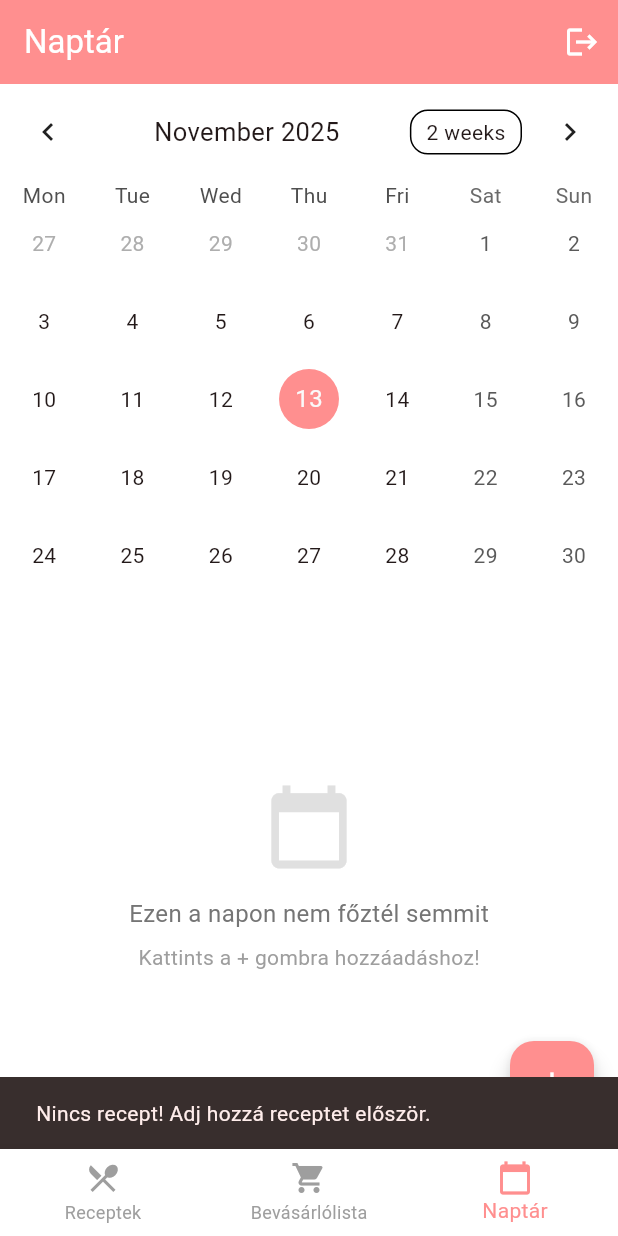
After one commit to dignacz/fozli, a Flutter app: the screen it shows once a user with an empty profile is signed in, item 3 of the bottom bar chosen, after a tap on the "add" icon, on a phone screen of 412 x 824 dp. The commit adds this screen. Run offline on Flutter 3.47's test engine with Material 3 defaults, Android fonts, the light colour scheme and no system bars; drawn by our look-alikes of table_calendar; our stand-ins replace cloud_firestore, firebase_auth, firebase_core; accounts and stored records are empty.

Commit message:
calendar added

```diff
--- /dev/null
+++ b/lib/models/cooking_log.dart
@@ -0,0 +1,39 @@
+// models/cooking_log.dart
+class CookingLog {
+  final String id;
+  final String userId;
+  final String recipeId;
+  final String recipeName;
+  final DateTime cookedDate;
+  final DateTime createdAt;
+
+  CookingLog({
+    required this.id,
+    required this.userId,
+    required this.recipeId,
+    required this.recipeName,
+    required this.cookedDate,
+    required this.createdAt,
+  });
+
+  Map<String, dynamic> toMap() {
+    return {
+      'userId': userId,
+      'recipeId': recipeId,
+      'recipeName': recipeName,
+      'cookedDate': cookedDate.toIso8601String(),
+      'createdAt': createdAt.toIso8601String(),
+    };
+  }
+
+  factory CookingLog.fromMap(String id, Map<String, dynamic> map) {
+    return CookingLog(
+      id: id,
+      userId: map['userId'] ?? '',
+      recipeId: map['recipeId'] ?? '',
+      recipeName: map['recipeName'] ?? '',
+      cookedDate: DateTime.parse(map['cookedDate']),
+      createdAt: DateTime.parse(map['createdAt'] ?? DateTime.now().toIso8601String()),
+    );
+  }
+}
--- /dev/null
+++ b/lib/screens/calendar_screen.dart
@@ -0,0 +1,280 @@
+// screens/calendar_screen.dart
+import 'package:flutter/material.dart';
+import 'package:table_calendar/table_calendar.dart';
+import 'package:cloud_firestore/cloud_firestore.dart';
+import 'package:firebase_auth/firebase_auth.dart';
+import 'package:intl/intl.dart';
+import '../models/cooking_log.dart';
+import '../models/recipe.dart';
+import '../utils/app_colors.dart';
+
+class CalendarScreen extends StatefulWidget {
+  const CalendarScreen({super.key});
+
+  @override
+  State<CalendarScreen> createState() => _CalendarScreenState();
+}
+
+class _CalendarScreenState extends State<CalendarScreen> {
+  CalendarFormat _calendarFormat = CalendarFormat.month;
+  DateTime _focusedDay = DateTime.now();
+  DateTime? _selectedDay;
+  Map<DateTime, List<CookingLog>> _events = {};
+
+  @override
+  void initState() {
+    super.initState();
+    _selectedDay = _focusedDay;
+    _loadEvents();
+  }
+
+  Future<void> _loadEvents() async {
+    final userId = FirebaseAuth.instance.currentUser?.uid;
+    if (userId == null) return;
+
+    final snapshot = await FirebaseFirestore.instance
+        .collection('cookingLogs')
+        .where('userId', isEqualTo: userId)
+        .get();
+
+    final Map<DateTime, List<CookingLog>> events = {};
+
+    for (var doc in snapshot.docs) {
+      final log = CookingLog.fromMap(doc.id, doc.data());
+      final date = DateTime(
+        log.cookedDate.year,
+        log.cookedDate.month,
+        log.cookedDate.day,
+      );
+
+      if (events[date] == null) {
+        events[date] = [];
+      }
+      events[date]!.add(log);
+    }
+
+    setState(() {
+      _events = events;
+    });
+  }
+
+  List<CookingLog> _getEventsForDay(DateTime day) {
+    final normalizedDay = DateTime(day.year, day.month, day.day);
+    return _events[normalizedDay] ?? [];
+  }
+
+  Future<void> _addCookingLog(DateTime selectedDate) async {
+    final userId = FirebaseAuth.instance.currentUser?.uid;
+    if (userId == null) return;
+
+    // Get all recipes for selection
+    final recipesSnapshot = await FirebaseFirestore.instance
+        .collection('recipes')
+        .where('userId', isEqualTo: userId)
+        .get();
+
+    final recipes = recipesSnapshot.docs
+        .map((doc) => Recipe.fromMap(doc.id, doc.data()))
+        .toList();
+
+    if (recipes.isEmpty) {
+      if (mounted) {
+        ScaffoldMessenger.of(context).showSnackBar(
+          const SnackBar(content: Text('Nincs recept! Adj hozzá receptet először.')),
+        );
+      }
+      return;
+    }
+
+    final selectedRecipe = await showDialog<Recipe>(
+      context: context,
+      builder: (context) => AlertDialog(
+        title: const Text('Válassz receptet'),
+        content: SizedBox(
+          width: double.maxFinite,
+          child: ListView.builder(
+            shrinkWrap: true,
+            itemCount: recipes.length,
+            itemBuilder: (context, index) {
+              final recipe = recipes[index];
+              return ListTile(
+                title: Text(recipe.name),
+                onTap: () => Navigator.pop(context, recipe),
+              );
+            },
+          ),
+        ),
+        actions: [
+          TextButton(
+            onPressed: () => Navigator.pop(context),
+            child: const Text('Mégse'),
+          ),
+        ],
+      ),
+    );
+
+    if (selectedRecipe != null) {
+      try {
+        final log = CookingLog(
+          id: '',
+          userId: userId,
+          recipeId: selectedRecipe.id,
+          recipeName: selectedRecipe.name,
+          cookedDate: selectedDate,
+          createdAt: DateTime.now(),
+        );
+
+        await FirebaseFirestore.instance
+            .collection('cookingLogs')
+            .add(log.toMap());
+
+        await _loadEvents();
+
+        if (mounted) {
+          ScaffoldMessenger.of(context).showSnackBar(
+            SnackBar(
+              content: Text('${selectedRecipe.name} hozzáadva!'),
+              backgroundColor: Colors.green,
+            ),
+          );
+        }
+      } catch (e) {
+        if (mounted) {
+          ScaffoldMessenger.of(context).showSnackBar(
+            SnackBar(content: Text('Hiba: $e')),
+          );
+        }
+      }
+    }
+  }
+
+  Future<void> _deleteLog(CookingLog log) async {
+    try {
+      await FirebaseFirestore.instance
+          .collection('cookingLogs')
+          .doc(log.id)
+          .delete();
+
+      await _loadEvents();
+
+      if (mounted) {
+        ScaffoldMessenger.of(context).showSnackBar(
+          const SnackBar(content: Text('Bejegyzés törölve')),
+        );
+      }
+    } catch (e) {
+      if (mounted) {
+        ScaffoldMessenger.of(context).showSnackBar(
+          SnackBar(content: Text('Hiba: $e')),
+        );
+      }
+    }
+  }
+
+  @override
+  Widget build(BuildContext context) {
+    return Scaffold(
+      body: Column(
+        children: [
+          TableCalendar<CookingLog>(
+            firstDay: DateTime.utc(2020, 1, 1),
+            lastDay: DateTime.utc(2030, 12, 31),
+            focusedDay: _focusedDay,
+            calendarFormat: _calendarFormat,
+            selectedDayPredicate: (day) => isSameDay(_selectedDay, day),
+            eventLoader: _getEventsForDay,
+            startingDayOfWeek: StartingDayOfWeek.monday,
+            calendarStyle: CalendarStyle(
+              todayDecoration: BoxDecoration(
+                color: AppColors.coral.withOpacity(0.5),
+                shape: BoxShape.circle,
+              ),
+              selectedDecoration: const BoxDecoration(
+                color: AppColors.coral,
+                shape: BoxShape.circle,
+              ),
+              markerDecoration: const BoxDecoration(
+                color: AppColors.coral,
+                shape: BoxShape.circle,
+              ),
+            ),
+            headerStyle: const HeaderStyle(
+              formatButtonVisible: true,
+              titleCentered: true,
+            ),
+            onDaySelected: (selectedDay, focusedDay) {
+              setState(() {
+                _selectedDay = selectedDay;
+                _focusedDay = focusedDay;
+              });
+            },
+            onFormatChanged: (format) {
+              setState(() {
+                _calendarFormat = format;
+              });
+            },
+            onPageChanged: (focusedDay) {
+              _focusedDay = focusedDay;
+            },
+          ),
+          const SizedBox(height: 8),
+          Expanded(
+            child: _buildEventList(),
+          ),
+        ],
+      ),
+      floatingActionButton: FloatingActionButton(
+        onPressed: () => _addCookingLog(_selectedDay ?? DateTime.now()),
+        backgroundColor: AppColors.coral,
+        child: const Icon(Icons.add, color: Colors.white),
+      ),
+    );
+  }
+
+  Widget _buildEventList() {
+    final events = _getEventsForDay(_selectedDay ?? DateTime.now());
+
+    if (events.isEmpty) {
+      return Center(
+        child: Column(
+          mainAxisAlignment: MainAxisAlignment.center,
+          children: [
+            Icon(Icons.calendar_today, size: 60, color: Colors.grey[300]),
+            const SizedBox(height: 16),
+            Text(
+              'Ezen a napon nem főztél semmit',
+              style: TextStyle(fontSize: 16, color: Colors.grey[600]),
+            ),
+            const SizedBox(height: 8),
+            Text(
+              'Kattints a + gombra hozzáadáshoz!',
+              style: TextStyle(fontSize: 14, color: Colors.grey[500]),
+            ),
+          ],
+        ),
+      );
+    }
+
+    return ListView.builder(
+      padding: const EdgeInsets.all(16),
+      itemCount: events.length,
+      itemBuilder: (context, index) {
+        final log = events[index];
+        return Card(
+          child: ListTile(
+            leading: const Icon(Icons.restaurant, color: AppColors.coral),
+            title: Text(log.recipeName),
+            subtitle: Text(
+              DateFormat('HH:mm').format(log.createdAt),
+              style: TextStyle(color: Colors.grey[600]),
+            ),
+            trailing: IconButton(
+              icon: const Icon(Icons.delete_outline, color: Colors.red),
+              onPressed: () => _deleteLog(log),
+            ),
+          ),
+        );
+      },
+    );
+  }
+}
--- a/lib/screens/home_screen.dart
+++ b/lib/screens/home_screen.dart
@@ -3,6 +3,7 @@ import 'package:firebase_auth/firebase_auth.dart';
 import '../services/auth_service.dart';
 import 'recipe_list_screen.dart';
 import 'shopping_list_screen.dart';
+import 'calendar_screen.dart';
 import '../utils/app_colors.dart';
 
 class HomeScreen extends StatefulWidget {
@@ -18,6 +19,13 @@ class _HomeScreenState extends State<HomeScreen> {
   final List<Widget> _screens = [
     const RecipeListScreen(),
     const ShoppingListScreen(),
+    const CalendarScreen(),
+  ];
+
+  final List<String> _titles = [
+    'Receptek',
+    'Bevásárlólista',
+    'Naptár',
   ];
 
   @override
@@ -27,7 +35,7 @@ class _HomeScreenState extends State<HomeScreen> {
 
     return Scaffold(
       appBar: AppBar(
-    title: Text(_selectedIndex == 0 ? 'Receptek' : 'Bevásárlólista'),
+        title: Text(_titles[_selectedIndex]), // ← Fixed: now handles all 3 screens
         backgroundColor: AppColors.coral,
         foregroundColor: Colors.white,
         actions: [
@@ -59,6 +67,10 @@ class _HomeScreenState extends State<HomeScreen> {
             icon: Icon(Icons.shopping_cart),
             label: 'Bevásárlólista',
           ),
+          BottomNavigationBarItem(
+            icon: Icon(Icons.calendar_today),
+            label: 'Naptár',
+          ),
         ],
       ),
     );
--- a/lib/screens/shopping_list_screen.dart
+++ b/lib/screens/shopping_list_screen.dart
@@ -132,7 +132,7 @@ class ShoppingListScreen extends StatelessWidget {
   Future<void> _editItem(BuildContext context, ShoppingListItem item) async {
   final nameController = TextEditingController(text: item.name);
   final quantityController = TextEditingController(text: item.quantity);
-  String selectedUnit = item.unit;
+  String selectedUnit = _shoppingUnits.contains(item.unit) ? item.unit : 'db';
 
   final result = await showDialog<bool>(
     context: context,
--- a/pubspec.yaml
+++ b/pubspec.yaml
@@ -35,6 +35,7 @@ dependencies:
   firebase_auth: ^6.1.2
   cloud_firestore: ^6.1.0
   google_sign_in: ^7.2.0  # Add this line
+  table_calendar: ^3.0.9
   flutter_localizations:
     sdk: flutter
   intl: any
```
Also changed, not shown: lib/screens/recipe_detail_screen.dart (+53 -0 lines), pubspec.lock, 1 other file. Lines whose indentation alone changed are shown as unchanged.
